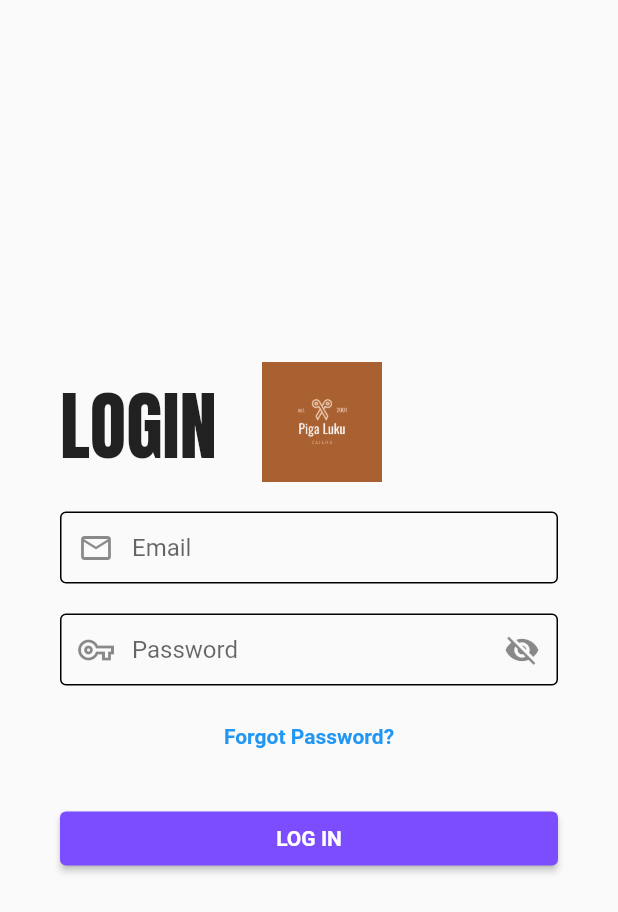
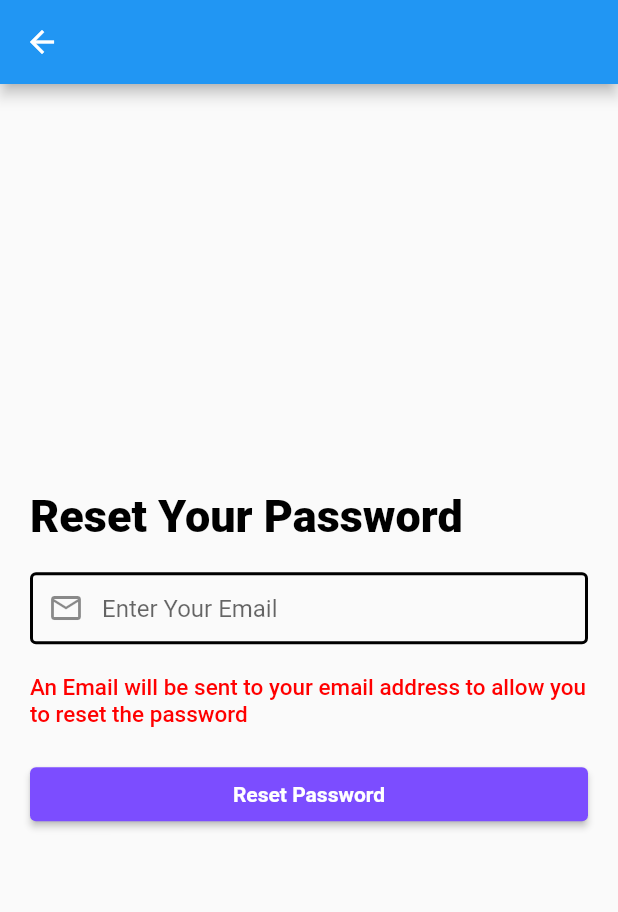
Before and after one commit to kariru-k/pigalukuvendors, a Flutter app: the screen it shows after launch, after a tap on "Forgot Password?", on a phone screen of 412 x 824 dp. Shown: the top 912 px of the screen. Run offline on Flutter 3.47's test engine with Material 2 defaults, Android fonts, the phone set to English and light mode, and no system bars; our stand-ins replace cloud_firestore, email_validator, firebase_auth, firebase_core, firebase_storage, image_picker and 1 more; missing offline and left inert: flutter_geocoder; accounts and stored records are empty.

Commit message:
Add reset password functionality and screen

```diff
--- a/lib/main.dart
+++ b/lib/main.dart
@@ -4,6 +4,7 @@ import 'package:pigalukuvendors/providers/auth_provider.dart';
 import 'package:pigalukuvendors/screens/home_screen.dart';
 import 'package:pigalukuvendors/screens/login_screen.dart';
 import 'package:pigalukuvendors/screens/register_screen.dart';
+import 'package:pigalukuvendors/screens/reset_password_screen.dart';
 import 'package:pigalukuvendors/screens/splash_screen.dart';
 import 'package:provider/provider.dart';
 
@@ -33,7 +34,8 @@ class MyApp extends StatelessWidget {
         SplashScreen.id:(context)=> const SplashScreen(),
         RegisterScreen.id:(context) => const RegisterScreen(),
         HomeScreen.id:(context) => const HomeScreen(),
-        LoginScreen.id:(context) => const LoginScreen()
+        LoginScreen.id:(context) => const LoginScreen(),
+        ResetPassword.id:(context) => const ResetPassword()
       },
     );
   }
--- a/lib/providers/auth_provider.dart
+++ b/lib/providers/auth_provider.dart
@@ -132,6 +132,23 @@ class AuthProvider extends ChangeNotifier{
     return userCredential;
   }
 
+
+  Future<void> resetPassword(email) async{
+
+    this.email = email;
+    notifyListeners();
+    try {
+      await FirebaseAuth.instance.sendPasswordResetEmail(email: email);
+    } on FirebaseAuthException catch (e) {
+      error = e.code;
+      notifyListeners();
+    } catch (e) {
+      error = e.toString();
+      notifyListeners();
+      print(e);
+    }
+  }
+
   Future<void>saveVendorataToDb({
     String? url,
     String? shopName,
--- a/lib/screens/login_screen.dart
+++ b/lib/screens/login_screen.dart
@@ -2,6 +2,7 @@ import 'package:email_validator/email_validator.dart';
 import 'package:flutter/material.dart';
 import 'package:pigalukuvendors/providers/auth_provider.dart';
 import 'package:pigalukuvendors/screens/home_screen.dart';
+import 'package:pigalukuvendors/screens/reset_password_screen.dart';
 import 'package:provider/provider.dart';
 
 class LoginScreen extends StatefulWidget {
@@ -158,7 +159,9 @@ class _LoginScreenState extends State<LoginScreen> {
                     children: [
                       Expanded(
                         child: TextButton(
-                            onPressed: () {},
+                            onPressed: () {
+                              Navigator.pushReplacementNamed(context, ResetPassword.id);
+                            },
                             child: const Text(
                               "Forgot Password?",
                               textAlign: TextAlign.end,
--- /dev/null
+++ b/lib/screens/reset_password_screen.dart
@@ -0,0 +1,146 @@
+import 'package:email_validator/email_validator.dart';
+import 'package:flutter/material.dart';
+import 'package:pigalukuvendors/screens/login_screen.dart';
+import 'package:provider/provider.dart';
+
+import '../providers/auth_provider.dart';
+
+class ResetPassword extends StatefulWidget {
+  static const String id = "reset-password";
+  const ResetPassword({Key? key}) : super(key: key);
+
+  @override
+  State<ResetPassword> createState() => _ResetPasswordState();
+}
+
+class _ResetPasswordState extends State<ResetPassword> {
+  final _formKey = GlobalKey<FormState>();
+  final _emailTextController = TextEditingController();
+  bool _loading = false;
+
+
+
+
+
+  @override
+  Widget build(BuildContext context) {
+    final _authData = Provider.of<AuthProvider>(context);
+
+
+
+    return Scaffold(
+      appBar: AppBar(
+        leading: IconButton(
+            onPressed: (){
+              Navigator.of(context).pop();
+            },
+            icon: const Icon(Icons.arrow_back_sharp)
+        ),
+      ),
+      body: Form(
+        key: _formKey,
+        child: Center(
+          child: Padding(
+            padding: const EdgeInsets.all(20.0),
+            child: Column(
+              mainAxisSize: MainAxisSize.min,
+              crossAxisAlignment: CrossAxisAlignment.start,
+              children: [
+                const Text(
+                  "Reset Your Password",
+                  style: TextStyle(
+                    fontWeight: FontWeight.w800,
+                    color: Colors.black,
+                    fontSize: 30.0
+                  ),
+                ),
+                const SizedBox(height: 20,),
+                TextFormField(
+                  controller: _emailTextController,
+                  validator: (value){
+                    if(value!.isEmpty){
+                      return "Enter Email";
+                    }
+                    final bool isValid = EmailValidator.validate(_emailTextController.text);
+                    if(!isValid){
+                      return "This Email is invalid";
+                    }
+                    setState(() {
+                      _emailTextController.text = value;
+                    });
+                    return null;
+                  },
+                  decoration: InputDecoration(
+                      enabledBorder: const OutlineInputBorder(
+                        borderSide: BorderSide(
+                          style: BorderStyle.solid,
+                          width: 2
+                        )
+                      ),
+                      errorBorder: const OutlineInputBorder(
+                        borderSide: BorderSide(
+                            style: BorderStyle.solid,
+                            width: 2,
+                            color: Colors.redAccent
+                        ),
+                      ),
+                      focusColor: Theme.of(context).primaryColor,
+                      focusedBorder: OutlineInputBorder(
+                          borderRadius: BorderRadius.circular(5.0),
+                          borderSide: BorderSide(
+                              style: BorderStyle.solid,
+                              width: 2,
+                              color: Theme.of(context).primaryColor
+                          )
+                      ),
+                      contentPadding: EdgeInsets.zero,
+                      hintText: "Enter Your Email",
+                      prefixIcon: const Icon(Icons.email_outlined)
+                  ),
+                ),
+                const SizedBox(height: 20,),
+                const Text(
+                  "An Email will be sent to your email address to allow you to reset the password",
+                  style: TextStyle(
+                      fontWeight: FontWeight.w500,
+                      color: Color.fromRGBO(255, 0, 0, 1.0),
+                      fontSize: 15.0
+                  ),
+                ),
+                const SizedBox(height: 20,),
+                SizedBox(
+                  width: double.infinity,
+                  child: ElevatedButton(
+                    style: ElevatedButton.styleFrom(
+                        backgroundColor: Theme.of(context).primaryColor
+                    ),
+                    onPressed: () {
+                      if (_formKey.currentState!.validate()) {
+                        setState(() {
+                          _loading = true;
+                        });
+                        _authData.resetPassword(_emailTextController.text);
+                        ScaffoldMessenger.of(context).showSnackBar(
+                            const SnackBar(
+                                content: Text("Email sent successfully, check to reset password")
+                            )
+                        );
+                      }
+                      Navigator.pushReplacementNamed(context, LoginScreen.id);
+                    },
+                    child: _loading ? const CircularProgressIndicator() : const Text(
+                      "Reset Password",
+                      style: TextStyle(
+                        fontWeight: FontWeight.bold
+                      ),
+                    ),
+                  ),
+                )
+              ],
+            ),
+          ),
+        ),
+      ),
+    );
+  }
+}
```
